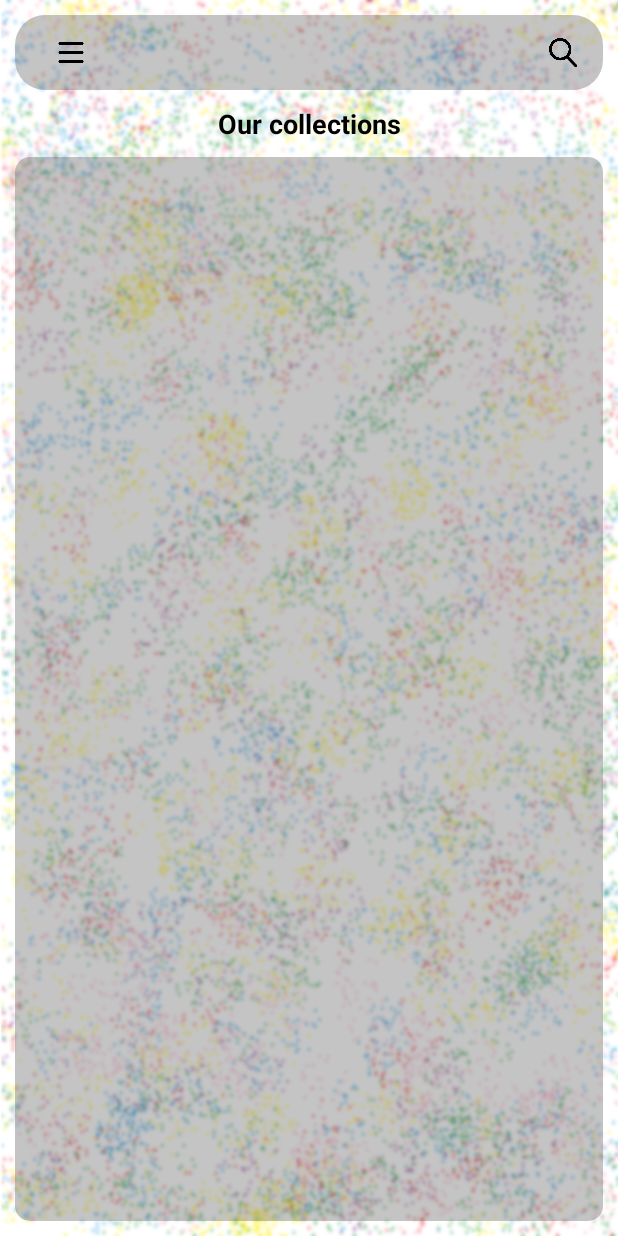
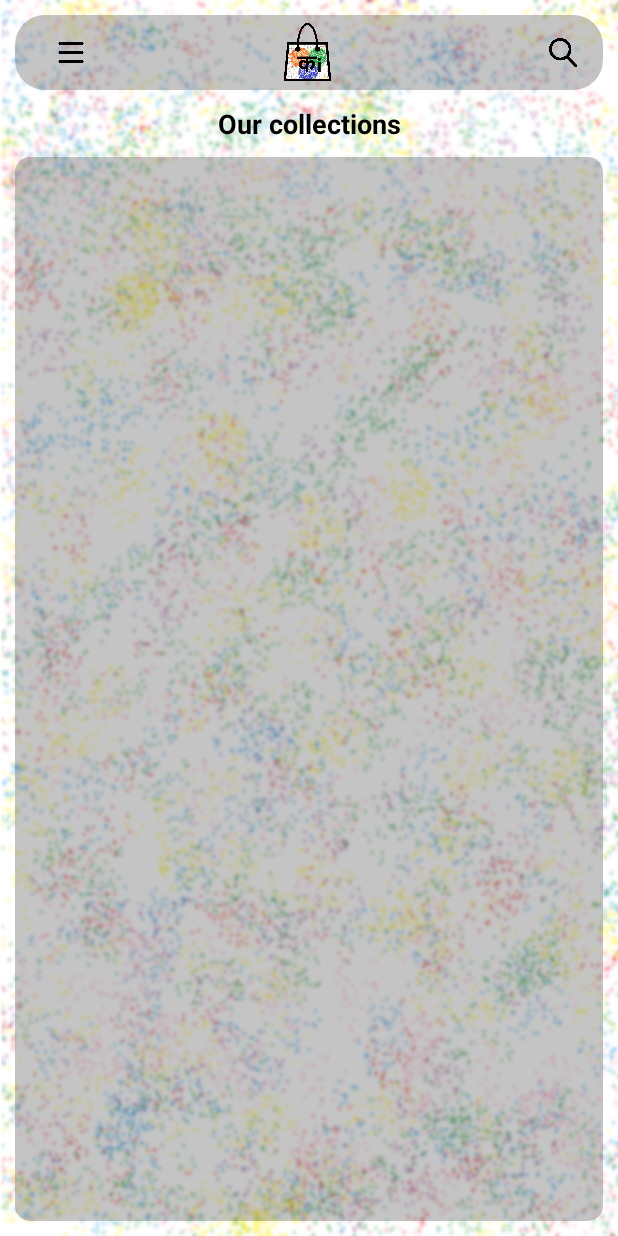
Before and after one commit to official-srv-modak/Shop, an Android app: the screen it shows after launch (MainActivity), on a phone screen of 412 x 824 dp. Run offline under Robolectric (Android 15) with nearby library versions, the phone set to English and light mode, and no system bars; pictures from the network do not load.

Commit message:
Added logo

```diff
--- a/app/src/main/java/com/sourav/shop/MainActivity.java
+++ b/app/src/main/java/com/sourav/shop/MainActivity.java
@@ -121,7 +121,7 @@ public class MainActivity extends AppCompatActivity {
 
         View headerView = navigationView.getHeaderView(0);
         ImageView loginProfile = headerView.findViewById(R.id.dp);
-        Glide.with(MainActivity.this).load(new File("drawable-v24/profile_pic.png"));
+        Glide.with(MainActivity.this).load(R.drawable.kisaraa);
 
 
         ImageView menuInHeader = headerView.findViewById(R.id.menu_header);
--- a/app/src/main/res/layout/activity_main.xml
+++ b/app/src/main/res/layout/activity_main.xml
@@ -66,6 +66,18 @@
                     app:srcCompat="@drawable/menu_black" />
 
                 <ImageView
+                    android:id="@+id/logo"
+                    android:layout_width="45dp"
+                    android:layout_height="match_parent"
+                    android:paddingTop="5dp"
+                    android:layout_weight="1"
+                    app:layout_constraintBottom_toBottomOf="parent"
+                    app:layout_constraintEnd_toEndOf="parent"
+                    app:layout_constraintStart_toStartOf="parent"
+                    app:layout_constraintTop_toTopOf="parent"
+                    app:srcCompat="@drawable/kisaraa" />
+
+                <ImageView
                     android:id="@+id/search_btn"
                     android:layout_width="20dp"
                     android:layout_height="match_parent"
--- a/app/src/main/res/layout/menu_header.xml
+++ b/app/src/main/res/layout/menu_header.xml
@@ -43,10 +43,6 @@
                     android:id="@+id/dp"
                     android:layout_width="wrap_content"
                     android:layout_height="wrap_content"
-                    android:maxHeight="120dp"
-                    android:maxWidth="120dp"
-                    android:minHeight="80dp"
-                    android:minWidth="80dp"
                     app:layout_constraintBottom_toBottomOf="parent"
                     app:layout_constraintEnd_toEndOf="parent"
                     app:layout_constraintStart_toStartOf="parent"
```
Also changed, not shown: app/src/main/res/drawable-v24/kisaraa.png (added).
